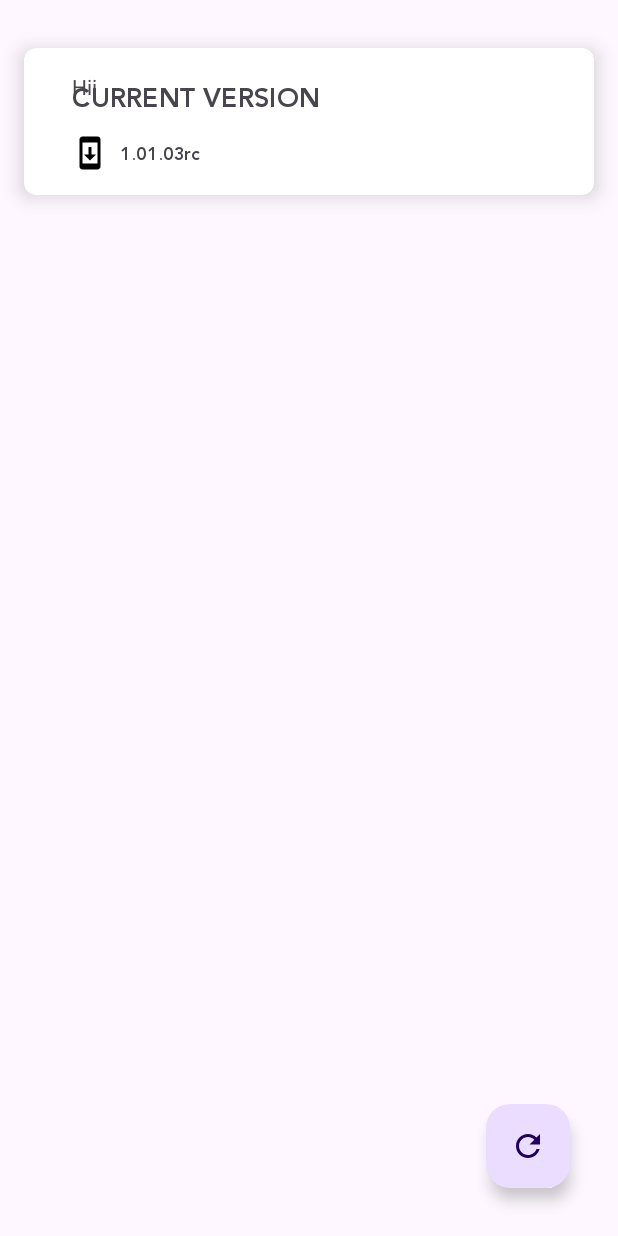
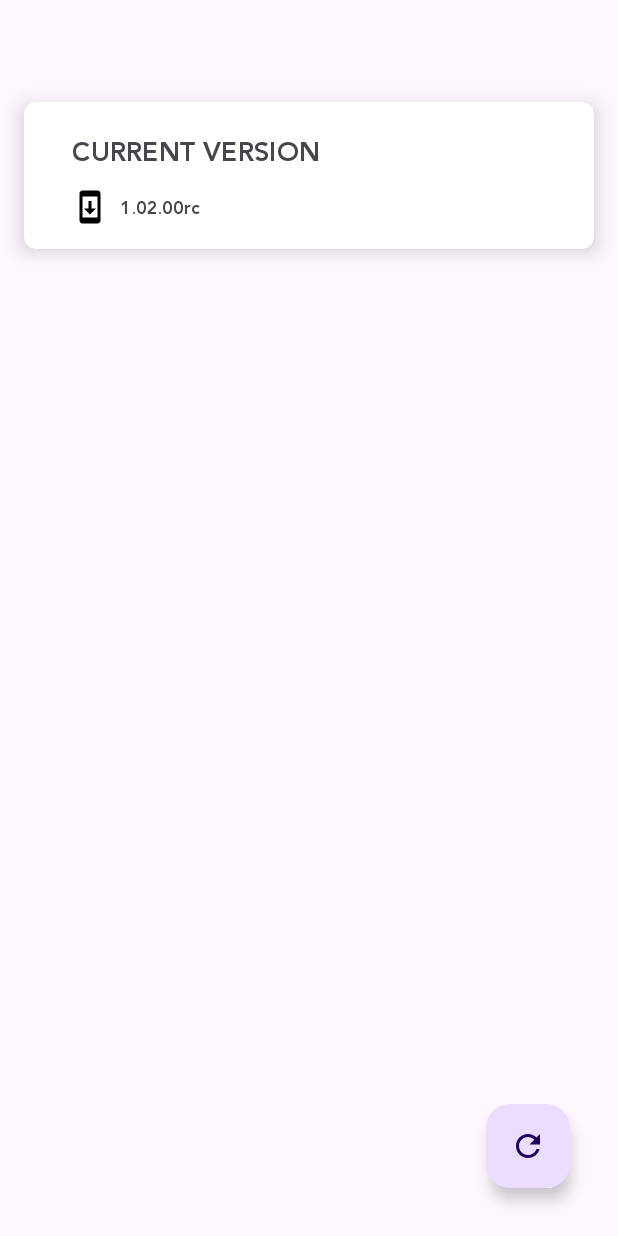
Before and after one commit to 1719pankaj/OC, an Android app: the MainFragment screen opened through its navigation route, after a tap on "Update", on a phone screen of 412 x 824 dp. Run offline under Robolectric (Android 15) with nearby library versions, the phone set to English and light mode, and no system bars; our stand-ins replace Firebase (no records; nobody signed in at launch, a user with empty details on screens opened directly); libraries missing offline, so code that uses them is left out: com.dcastalia.localappupdate; 1 statement that could not run was skipped.

Commit message:
HRA commented, Calculation fix, Version and Cosmetics update

```diff
--- a/app/build.gradle
+++ b/app/build.gradle
@@ -13,7 +13,7 @@ android {
         minSdk 24
         targetSdk 35
         versionCode 1
-        versionName "1.0.10rc"
+        versionName "1.02.00rc"
 
         testInstrumentationRunner "androidx.test.runner.AndroidJUnitRunner"
     }
--- a/app/src/main/java/com/example/oc/MainActivity.kt
+++ b/app/src/main/java/com/example/oc/MainActivity.kt
@@ -78,10 +78,10 @@ class MainActivity : AppCompatActivity(), MyCallback {
                     setSharedPrefs("TruckToTruck", document.getDouble("TruckToTruck")?.toInt()?.toDouble() ?: getSharedPrefs("TruckToTruck"))
 
                     setSharedPrefs("OldDA", document.getDouble("OldDA") ?: getSharedPrefs("OldDA"))
-                    setSharedPrefs("OldHRA", document.getDouble("OldHRA") ?: getSharedPrefs("OldHRA"))
+//                    setSharedPrefs("OldHRA", document.getDouble("OldHRA") ?: getSharedPrefs("OldHRA"))
                     setSharedPrefs("Days", document.getLong("Days")?.toInt()?.toDouble() ?: getSharedPrefs("Days"))
                     setSharedPrefs("NewDA", document.getDouble("NewDA") ?: getSharedPrefs("NewDA"))
-                    setSharedPrefs("NewHRA", document.getDouble("NewHRA") ?: getSharedPrefs("NewHRA"))
+//                    setSharedPrefs("NewHRA", document.getDouble("NewHRA") ?: getSharedPrefs("NewHRA"))
                     Log.d("RnN", "Data fetched successfully: $RnN")
                     getSharedPrefs()
                 } else {
--- a/app/src/main/java/com/example/oc/data/RnN.kt
+++ b/app/src/main/java/com/example/oc/data/RnN.kt
@@ -3,7 +3,7 @@ package com.example.oc.data
 class RnN {
     companion object {
         var Owner: String = "MTL"
-        var CurrentVersion: String = "1.01.03rc"
+        var CurrentVersion: String = "1.02.00rc"
         var MaalkiKaNumber: String = "9883293901"
 
         var workingHours: Double = 7.0
@@ -73,7 +73,7 @@ class RnN {
             perDayDANew = ((NewBasic * (NewDA / 100) * 12) / Days)
             perDayHRANew = ((NewBasic * (NewHRA / 100) * 12) / Days)
             perDayTotalNew = (perDayBasicNew + perDayDANew + perDayHRANew)
-            perHourTotal = ((perDayTotalNew / workingHours)*1.1)
+            perHourTotal = ((perDayTotalNew / workingHours) + ((perDayTotalNew / workingHours) / 100))
 
             H11_12 = perDayBags * 0.1
             H13_14 = perDayBags * 0.25
--- a/app/src/main/res/layout/activity_main.xml
+++ b/app/src/main/res/layout/activity_main.xml
@@ -11,11 +11,11 @@
         android:name="androidx.navigation.fragment.NavHostFragment"
         android:layout_width="0dp"
         android:layout_height="0dp"
+        android:layout_marginTop="36dp"
         app:layout_constraintLeft_toLeftOf="parent"
         app:layout_constraintRight_toRightOf="parent"
         app:layout_constraintTop_toTopOf="parent"
         app:layout_constraintBottom_toBottomOf="parent"
-
         app:defaultNavHost="true"
         app:navGraph="@navigation/nav_graph" />
 
@@ -26,7 +26,7 @@
         app:layout_constraintTop_toTopOf="parent"
         app:layout_constraintStart_toStartOf="parent"
         android:layout_margin="48dp"
-        android:text="Hii"/>
+        tools:text="Hii"/>
 
 
 </androidx.constraintlayout.widget.ConstraintLayout>
--- a/app/src/main/res/layout/fragment_main.xml
+++ b/app/src/main/res/layout/fragment_main.xml
@@ -10,7 +10,7 @@
         android:id="@+id/currrent_version_HD"
         android:layout_width="wrap_content"
         android:layout_height="wrap_content"
-        android:layout_marginTop="48dp"
+        android:layout_marginTop="16dp"
         android:background="@drawable/textview_outline"
         android:fontFamily="@font/janna_lt_bold"
         android:paddingHorizontal="8dp"
--- a/app/src/main/res/layout/fragment_rate.xml
+++ b/app/src/main/res/layout/fragment_rate.xml
@@ -77,7 +77,7 @@
 
             <androidx.cardview.widget.CardView
                 android:id="@+id/old_da_card_view"
-                android:layout_width="60dp"
+                android:layout_width="75dp"
                 android:layout_height="wrap_content"
                 android:layout_marginStart="22dp"
                 app:cardCornerRadius="10dp"
@@ -252,7 +252,7 @@
 
             <androidx.cardview.widget.CardView
                 android:id="@+id/new_da_card_view"
-                android:layout_width="60dp"
+                android:layout_width="75dp"
                 android:layout_height="wrap_content"
                 android:layout_marginStart="22dp"
                 app:cardCornerRadius="10dp"
```
